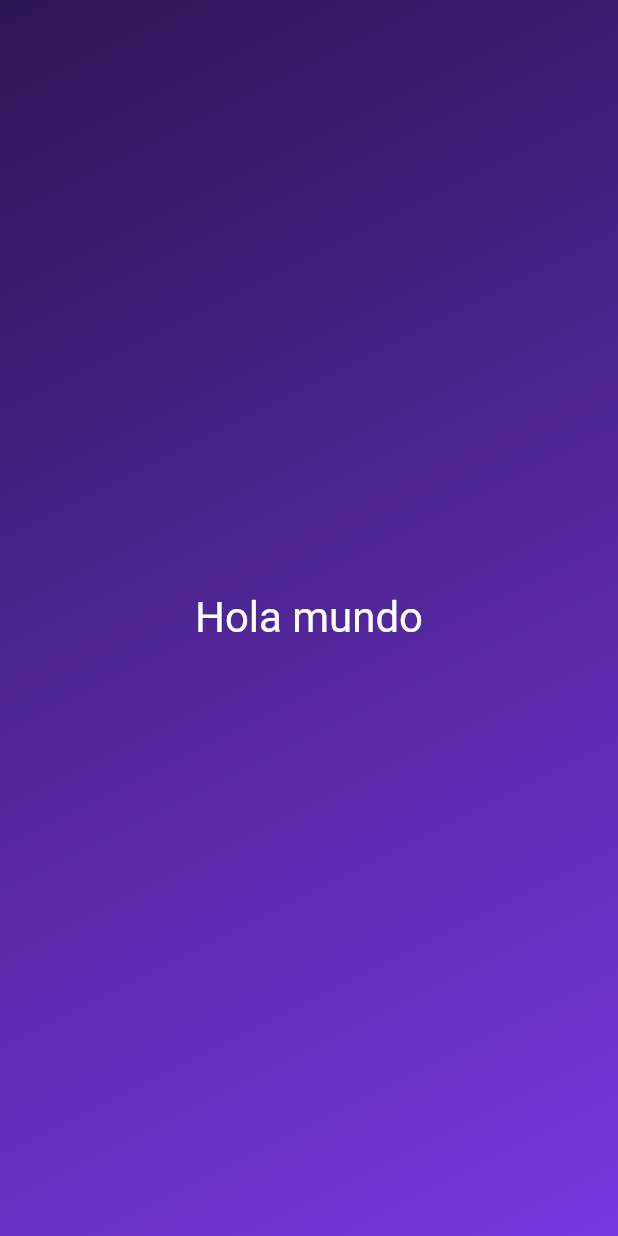
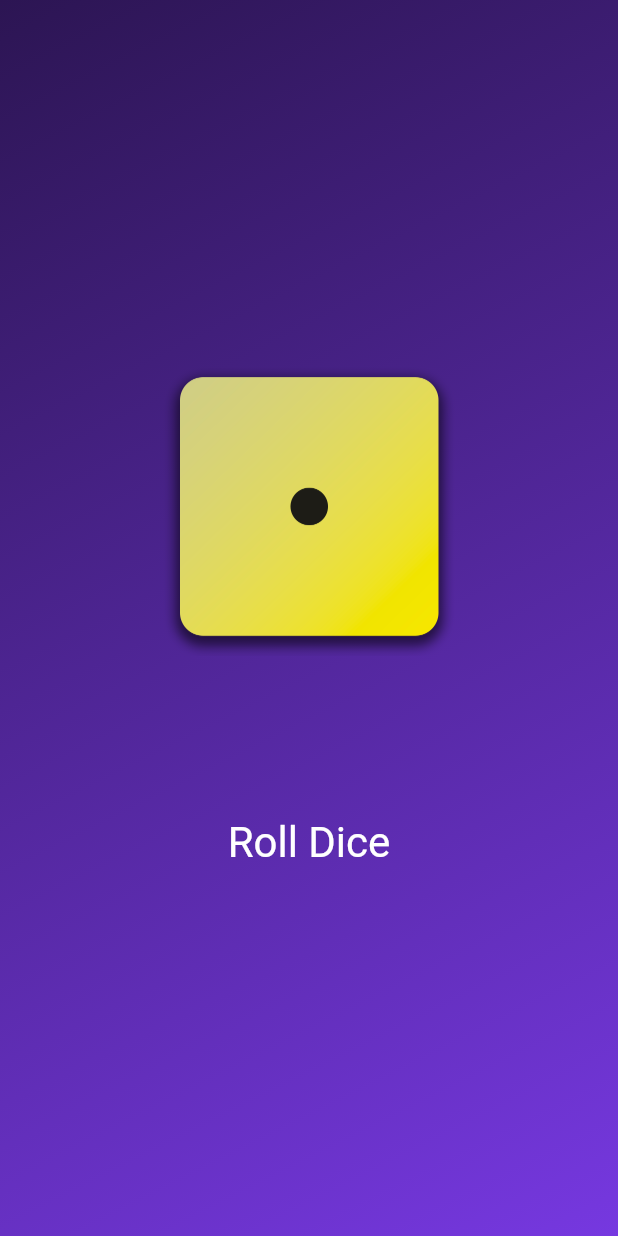
Before and after one commit to Matiaspv42/quiz_app, a Flutter app: the screen it shows after launch, on a phone screen of 412 x 824 dp. Run offline on Flutter 3.47's test engine with Material 2 defaults, Android fonts, the phone set to English and light mode, and no system bars.

Commit message:
feat: finish dice roll app

```diff
--- /dev/null
+++ b/lib/dice_roller.dart
@@ -0,0 +1,42 @@
+import 'package:flutter/material.dart';
+import 'dart:math';
+
+class DiceRoller extends StatefulWidget {
+  const DiceRoller({key}) : super(key: key);
+
+  @override
+  State<DiceRoller> createState() {
+    return _DiceRollerState();
+  }
+}
+
+class _DiceRollerState extends State<DiceRoller> {
+  var activeDiceImage = 'assets/images/dice-1.png';
+  void rollDice() {
+    setState(() {
+      activeDiceImage = 'assets/images/dice-${Random().nextInt(6) + 1}.png';
+    });
+  }
+
+  @override
+  Widget build(context) {
+    return Column(
+      mainAxisSize: MainAxisSize.min,
+      children: [
+        Image.asset(
+          activeDiceImage,
+          width: 200,
+        ),
+        const SizedBox(
+          height: 100,
+        ),
+        TextButton(
+            onPressed: rollDice,
+            style: TextButton.styleFrom(
+                foregroundColor: Colors.white,
+                textStyle: TextStyle(fontSize: 28)),
+            child: const Text('Roll Dice'))
+      ],
+    );
+  }
+}
--- /dev/null
+++ b/lib/gradient_containder.dart
@@ -0,0 +1,23 @@
+import 'package:flutter/material.dart';
+import 'package:flutter_first_project/styled_text.dart';
+import 'package:flutter_first_project/dice_roller.dart';
+
+class GradientContainer extends StatelessWidget {
+  // initialize paramaters
+  GradientContainer(this.colors, {key}) : super(key: key);
+  // or can be written as
+  // const GradientContainer({super.key});
+  // but in order to work we need tu update the pubspec.yaml
+  final List<Color> colors;
+  @override
+  Widget build(context) {
+    return Container(
+      decoration: BoxDecoration(
+          gradient: LinearGradient(
+              colors: colors,
+              begin: Alignment.topLeft,
+              end: Alignment.bottomRight)),
+      child: Center(child: DiceRoller()),
+    );
+  }
+}
--- a/lib/main.dart
+++ b/lib/main.dart
@@ -1,28 +1,13 @@
 import 'package:flutter/material.dart';
+import 'package:flutter_first_project/gradient_containder.dart';
 
 void main() {
   runApp(MaterialApp(
     home: Scaffold(
-      body: GradientContainer(),
+      body: GradientContainer([
+        Color.fromARGB(255, 44, 21, 83),
+        Color.fromARGB(255, 118, 56, 224),
+      ]),
     ),
   ));
 }
-
-class GradientContainer extends StatelessWidget {
-  @override
-  Widget build(context) {
-    return Container(
-      decoration: const BoxDecoration(
-          gradient: const LinearGradient(colors: [
-        Color.fromARGB(255, 44, 21, 83),
-        Color.fromARGB(255, 118, 56, 224),
-      ], begin: Alignment.topLeft, end: Alignment.bottomRight)),
-      child: Center(
-        child: Text(
-          'Hola mundo',
-          style: TextStyle(color: Colors.white, fontSize: 28),
-        ),
-      ),
-    );
-  }
-}
--- /dev/null
+++ b/lib/styled_text.dart
@@ -0,0 +1,15 @@
+import 'package:flutter/material.dart';
+
+class StyledText extends StatelessWidget {
+  StyledText(this.text, {key}) : super(key: key);
+
+  final String text;
+
+  @override
+  Widget build(context) {
+    return Text(
+      text,
+      style: TextStyle(color: Colors.white, fontSize: 28),
+    );
+  }
+}
```
Also changed, not shown: pubspec.yaml (+7 -1 lines), assets/images/dice-1.png (added), assets/images/dice-2.png (added), assets/images/dice-3.png (added), assets/images/dice-4.png (added), assets/images/dice-5.png (added), assets/images/dice-6.png (added).
